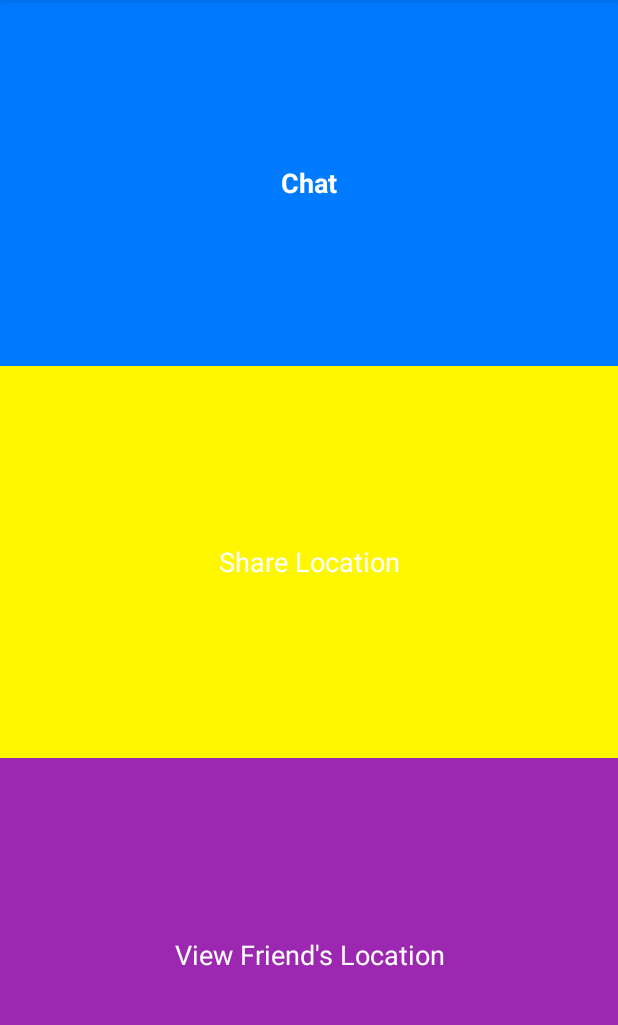
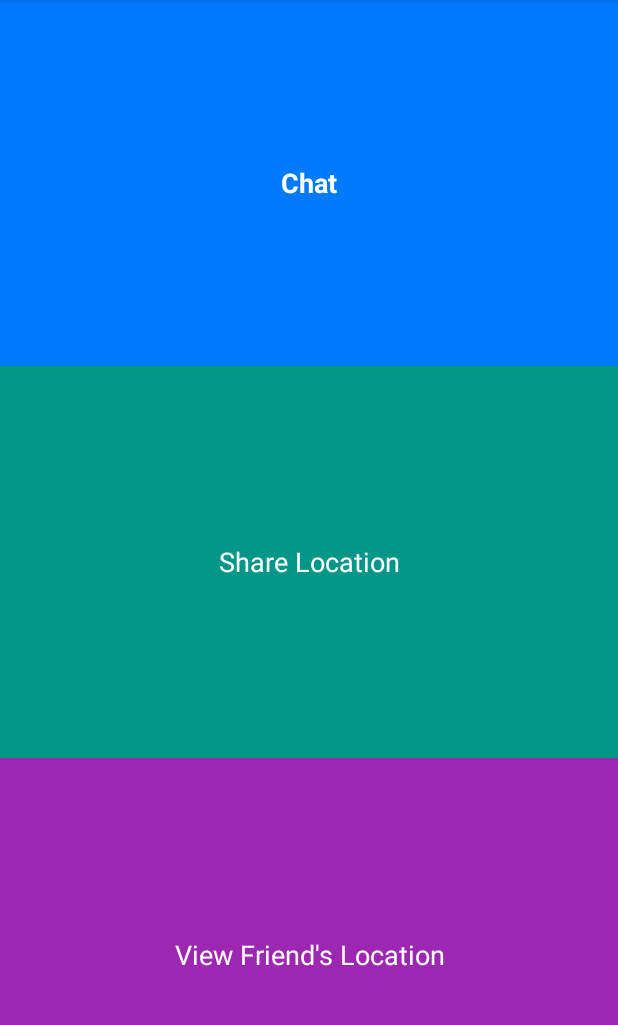
Before and after one commit to ABrannigan/herecomethegirls_android, an Android app: the MainActivity screen opened directly, with no data from a screen before it, on a phone screen of 412 x 824 dp, the part 84-1109 px from its top. Run offline under Robolectric (Android 15) with nearby library versions, the phone set to English and light mode, and no system bars.

Commit message:
cleaned up chat activity deleted unused code (note: may need revision) also changed colour ont share location button

```diff
--- a/app/src/main/res/layout/activity_main.xml
+++ b/app/src/main/res/layout/activity_main.xml
@@ -16,7 +16,7 @@
         android:layout_width="match_parent"
         android:layout_height="wrap_content"
         android:layout_gravity="center"
-        android:background="@color/yelow"
+        android:background="@color/teal"
         android:gravity="center"
         android:onClick="shareLocation"
         android:padding="40dp"
--- a/app/src/main/res/values/colors.xml
+++ b/app/src/main/res/values/colors.xml
@@ -32,7 +32,7 @@
 
     <color name="purple">#9C27B0</color>
     <color name="pn_blue">#ff19a2c6</color>
-    <color name="yelow">#fff700</color>
+    <color name="yelow">#d9ff00</color>
     <color name="teal">#009688</color>
 
 
```
